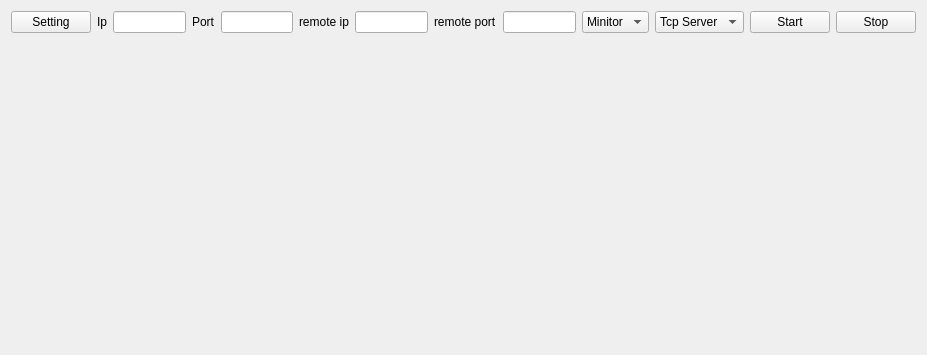
The window that ProtocolTools/ui/tabpage.ui (CGinMax/ProtocolTools) describes before a commit, drawn with Qt 5.
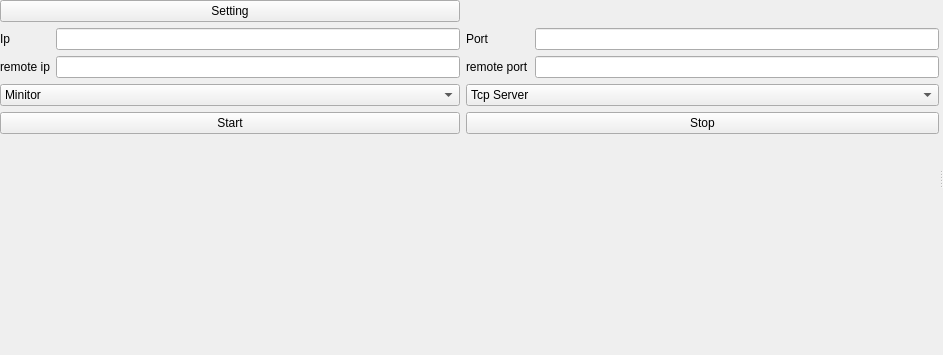
The same window after the commit.

What changed in the file:
```diff
--- a/ProtocolTools/ui/tabpage.ui
+++ b/ProtocolTools/ui/tabpage.ui
@@ -6,78 +6,99 @@
    <rect>
     <x>0</x>
     <y>0</y>
-    <width>927</width>
+    <width>943</width>
     <height>355</height>
    </rect>
   </property>
   <property name="windowTitle">
    <string/>
   </property>
-  <layout class="QVBoxLayout" name="verticalLayout" stretch="0,1">
+  <layout class="QVBoxLayout" name="verticalLayout">
+   <property name="leftMargin">
+    <number>0</number>
+   </property>
+   <property name="topMargin">
+    <number>0</number>
+   </property>
+   <property name="rightMargin">
+    <number>0</number>
+   </property>
+   <property name="bottomMargin">
+    <number>0</number>
+   </property>
    <item>
-    <layout class="QHBoxLayout" name="horizontalLayout">
+    <widget class="QSplitter" name="splitter">
+     <property name="orientation">
+      <enum>Qt::Horizontal</enum>
+     </property>
+     <widget class="QWidget" name="">
+      <layout class="QGridLayout" name="gridLayout">
+       <item row="3" column="0" colspan="2">
+        <widget class="QComboBox" name="cbbStationType">
      <item>
-      <widget class="QPushButton" name="btnSetting">
        <property name="text">
-        <string>Setting</string>
-       </property>
-      </widget>
+           <string>Minitor</string>
+          </property>
      </item>
      <item>
-      <widget class="QLabel" name="label">
        <property name="text">
-        <string>Ip</string>
-       </property>
-      </widget>
-     </item>
-     <item>
-      <widget class="QLineEdit" name="editIp"/>
-     </item>
-     <item>
+           <string>WF</string>
+          </property>
+         </item>
+        </widget>
+       </item>
+       <item row="4" column="0" colspan="2">
+        <widget class="QPushButton" name="btnStart">
+         <property name="text">
+          <string>Start</string>
+         </property>
+        </widget>
+       </item>
+       <item row="1" column="2">
       <widget class="QLabel" name="label_2">
        <property name="text">
         <string>Port</string>
        </property>
       </widget>
      </item>
-     <item>
+       <item row="1" column="3">
       <widget class="QLineEdit" name="editPort"/>
      </item>
-     <item>
+       <item row="2" column="2">
+        <widget class="QLabel" name="label_4">
+         <property name="text">
+          <string>remote port</string>
+         </property>
+        </widget>
+       </item>
+       <item row="4" column="2" colspan="2">
+        <widget class="QPushButton" name="btnStop">
+         <property name="text">
+          <string>Stop</string>
+         </property>
+        </widget>
+       </item>
+       <item row="1" column="0">
+        <widget class="QLabel" name="label">
+         <property name="text">
+          <string>Ip</string>
+         </property>
+        </widget>
+       </item>
+       <item row="2" column="0">
       <widget class="QLabel" name="label_3">
        <property name="text">
         <string>remote ip</string>
        </property>
       </widget>
      </item>
-     <item>
+       <item row="2" column="1">
       <widget class="QLineEdit" name="editRemoteIp"/>
      </item>
-     <item>
-      <widget class="QLabel" name="label_4">
-       <property name="text">
-        <string>remote port</string>
-       </property>
-      </widget>
-     </item>
-     <item>
+       <item row="2" column="3">
       <widget class="QLineEdit" name="editReomtePort"/>
      </item>
-     <item>
-      <widget class="QComboBox" name="cbbStationType">
-       <item>
-        <property name="text">
-         <string>Minitor</string>
-        </property>
-       </item>
-       <item>
-        <property name="text">
-         <string>WF</string>
-        </property>
-       </item>
-      </widget>
-     </item>
-     <item>
+       <item row="3" column="2" colspan="2">
       <widget class="QComboBox" name="cbbNetworkType">
        <item>
         <property name="text">
@@ -96,24 +117,33 @@
        </item>
       </widget>
      </item>
-     <item>
-      <widget class="QPushButton" name="btnStart">
+       <item row="1" column="1">
+        <widget class="QLineEdit" name="editIp"/>
+       </item>
+       <item row="0" column="0" colspan="2">
+        <widget class="QPushButton" name="btnSetting">
        <property name="text">
-        <string>Start</string>
+          <string>Setting</string>
        </property>
       </widget>
      </item>
-     <item>
-      <widget class="QPushButton" name="btnStop">
-       <property name="text">
-        <string>Stop</string>
-       </property>
-      </widget>
-     </item>
-    </layout>
-   </item>
-   <item>
+       <item row="5" column="0">
+        <spacer name="verticalSpacer">
+         <property name="orientation">
+          <enum>Qt::Vertical</enum>
+         </property>
+         <property name="sizeHint" stdset="0">
+          <size>
+           <width>20</width>
+           <height>40</height>
+          </size>
+         </property>
+        </spacer>
+       </item>
+      </layout>
+     </widget>
     <widget class="QStackedWidget" name="stackedWidget"/>
+    </widget>
    </item>
   </layout>
  </widget>
```
Lines whose indentation alone changed are shown as unchanged.
